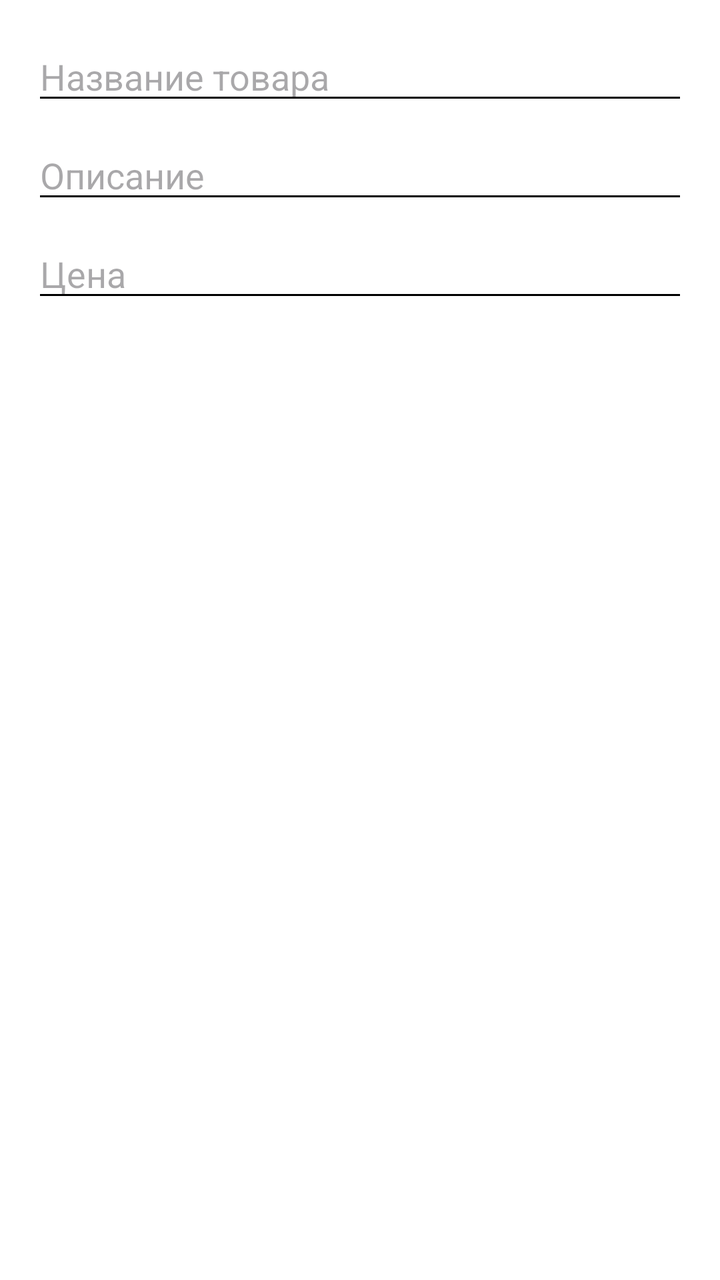
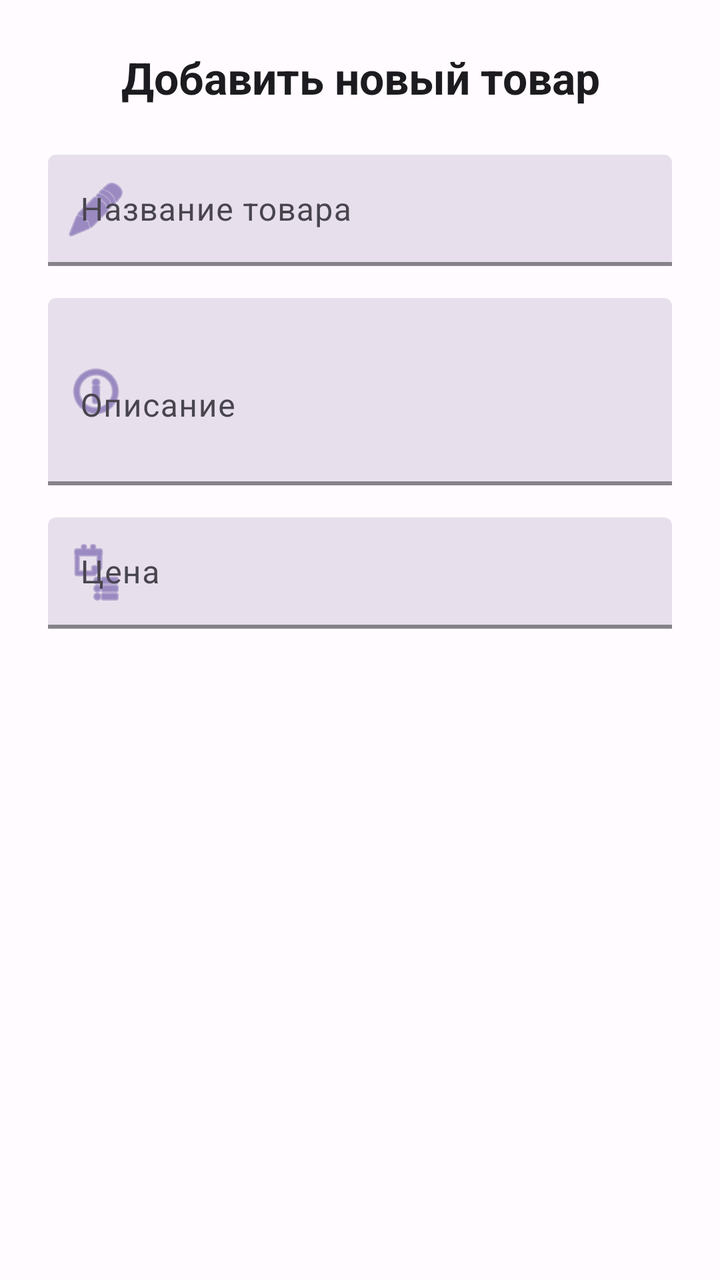

An Android layout rendered at two revisions. The XML below is the earlier revision; the diff shows what the commit changed to produce the second picture.
<!-- AndroidManifest.xml: application theme AppTheme -->
<!-- res/layout/dialog_add_product.xml -->
<?xml version="1.0" encoding="utf-8"?>
<LinearLayout xmlns:android="http://schemas.android.com/apk/res/android"
    android:layout_width="match_parent"
    android:layout_height="wrap_content"
    android:orientation="vertical"
    android:padding="16dp">

    <EditText
        android:id="@+id/codeEditText"
        android:layout_width="match_parent"
        android:layout_height="wrap_content"
        android:visibility="gone"/>

    <EditText
        android:id="@+id/productNameInput"
        android:layout_width="match_parent"
        android:layout_height="wrap_content"
        android:hint="Название товара"
        android:inputType="textCapWords"/>

    <EditText
        android:id="@+id/productDescInput"
        android:layout_width="match_parent"
        android:layout_height="wrap_content"
        android:hint="Описание"
        android:layout_marginTop="8dp"
        android:inputType="textMultiLine"/>

    <EditText
        android:id="@+id/productPriceInput"
        android:layout_width="match_parent"
        android:layout_height="wrap_content"
        android:hint="Цена"
        android:inputType="numberDecimal"
        android:layout_marginTop="8dp"/>

</LinearLayout>
<!-- resources referenced by this layout -->
<resources>
  <style name="AppTheme" parent="Theme.Material3.Light.NoActionBar">
          <item name="colorPrimary">@color/primary</item>
          <item name="colorPrimaryVariant">@color/primary_variant</item>
          <item name="colorOnPrimary">@color/on_primary</item>
          <item name="colorSecondary">@color/secondary</item>
          <item name="colorOnSecondary">@color/on_secondary</item>
          <item name="colorError">@color/error</item>
  
          <item name="android:background">@color/background</item>
          <item name="backgroundColor">@color/background</item>
          <item name="colorSurface">@color/surface</item>
          <item name="colorOnSurface">@color/on_surface</item>
  
          <item name="android:textColorPrimary">@color/on_surface</item>
          <item name="android:textColorSecondary">@color/text_secondary</item>
  
          <item name="materialButtonStyle">@style/AppButtonStyle</item>
          <item name="cardViewStyle">@style/AppCardViewStyle</item>
          <item name="textInputStyle">@style/AppTextInputStyle</item>
  
          <item name="colorAccent">@color/secondary</item>
      </style>
  <color name="primary">#4CAF50</color>
  <color name="primary_variant">#388E3C</color>
  <color name="on_primary">#000000</color>
  <color name="secondary">#4CAF50</color>
  <color name="on_secondary">#000000</color>
  <color name="error">#D32F2F</color>
  <color name="background">#FFFFFF</color>
  <color name="surface">#FFFFFF</color>
  <color name="on_surface">#000000</color>
  <color name="text_secondary">#000000</color>
  <style name="AppButtonStyle" parent="Widget.Material3.Button">
          <item name="backgroundTint">@color/button_background</item>
          <item name="android:textColor">@color/button_text</item>
          <item name="rippleColor">@color/secondary</item>
          <item name="android:padding">12dp</item>
          <item name="cornerRadius">8dp</item>
      </style>
  <style name="AppCardViewStyle" parent="Widget.MaterialComponents.CardView">
          <item name="cardBackgroundColor">@color/card_background</item>
          <item name="cardElevation">4dp</item>
          <item name="cardCornerRadius">8dp</item>
      </style>
  <style name="AppTextInputStyle" parent="Widget.Material3.TextInputLayout.FilledBox">
          <item name="boxBackgroundColor">@color/surface</item>
          <item name="android:textColor">@color/on_surface</item>
          <item name="hintTextColor">@color/text_secondary</item>
          <item name="boxStrokeColor">@color/secondary</item>
          <item name="android:textColorHint">@color/text_secondary</item>
      </style>
  <color name="button_background">#4CAF50</color>
  <color name="button_text">#000000</color>
  <color name="card_background">#F5F5F5</color>
</resources>

<!-- the commit's change to res/layout/dialog_add_product.xml (unified diff, before → after) -->
@@ -1,9 +1,19 @@
 <?xml version="1.0" encoding="utf-8"?>
 <LinearLayout xmlns:android="http://schemas.android.com/apk/res/android"
+    xmlns:app="http://schemas.android.com/apk/res-auto"
     android:layout_width="match_parent"
     android:layout_height="wrap_content"
     android:orientation="vertical"
-    android:padding="16dp">
+    android:padding="24dp"
+    android:background="@color/surface">
+
+    <TextView
+        android:layout_width="match_parent"
+        android:layout_height="wrap_content"
+        android:text="@string/add_product_dialog_title"
+        android:textAppearance="@style/TextAppearance.App.TitleLarge"
+        android:textAlignment="center"
+        android:layout_marginBottom="24dp" />
 
     <EditText
         android:id="@+id/codeEditText"
@@ -11,27 +21,67 @@
         android:layout_height="wrap_content"
         android:visibility="gone"/>
 
-    <EditText
-        android:id="@+id/productNameInput"
-        android:layout_width="match_parent"
-        android:layout_height="wrap_content"
-        android:hint="Название товара"
-        android:inputType="textCapWords"/>
+                        <com.google.android.material.textfield.TextInputLayout
+                        android:layout_width="match_parent"
+                        android:layout_height="wrap_content"
+                        android:hint="@string/product_name_hint"
+                        android:layout_marginBottom="16dp"
+                        app:startIconDrawable="@android:drawable/ic_menu_edit"
+                        app:startIconTint="@color/primary"
+                        app:boxBackgroundColor="@color/surface_variant"
+                        app:boxStrokeColor="@color/primary"
+                        app:boxStrokeWidth="2dp"
+                        app:hintTextColor="@color/text_secondary">
 
-    <EditText
-        android:id="@+id/productDescInput"
-        android:layout_width="match_parent"
-        android:layout_height="wrap_content"
-        android:hint="Описание"
-        android:layout_marginTop="8dp"
-        android:inputType="textMultiLine"/>
+        <com.google.android.material.textfield.TextInputEditText
+            android:id="@+id/productNameInput"
+            android:layout_width="match_parent"
+            android:layout_height="wrap_content"
+            android:inputType="textCapWords"
+            android:textAppearance="@style/TextAppearance.App.BodyLarge" />
 
-    <EditText
-        android:id="@+id/productPriceInput"
-        android:layout_width="match_parent"
-        android:layout_height="wrap_content"
-        android:hint="Цена"
-        android:inputType="numberDecimal"
-        android:layout_marginTop="8dp"/>
+    </com.google.android.material.textfield.TextInputLayout>
+
+                        <com.google.android.material.textfield.TextInputLayout
+                        android:layout_width="match_parent"
+                        android:layout_height="wrap_content"
+                        android:hint="@string/product_description_hint"
+                        android:layout_marginBottom="16dp"
+                        app:startIconDrawable="@android:drawable/ic_menu_info_details"
+                        app:startIconTint="@color/primary"
+                        app:boxBackgroundColor="@color/surface_variant"
+                        app:boxStrokeColor="@color/primary"
+                        app:boxStrokeWidth="2dp"
+                        app:hintTextColor="@color/text_secondary">
+
+        <com.google.android.material.textfield.TextInputEditText
+            android:id="@+id/productDescInput"
+            android:layout_width="match_parent"
+            android:layout_height="wrap_content"
+            android:inputType="textMultiLine"
+            android:minLines="3"
+            android:textAppearance="@style/TextAppearance.App.BodyLarge" />
+
+    </com.google.android.material.textfield.TextInputLayout>
+
+                        <com.google.android.material.textfield.TextInputLayout
+                        android:layout_width="match_parent"
+                        android:layout_height="wrap_content"
+                        android:hint="@string/product_price_hint"
+                        app:startIconDrawable="@android:drawable/ic_menu_agenda"
+                        app:startIconTint="@color/primary"
+                        app:boxBackgroundColor="@color/surface_variant"
+                        app:boxStrokeColor="@color/primary"
+                        app:boxStrokeWidth="2dp"
+                        app:hintTextColor="@color/text_secondary">
+
+        <com.google.android.material.textfield.TextInputEditText
+            android:id="@+id/productPriceInput"
+            android:layout_width="match_parent"
+            android:layout_height="wrap_content"
+            android:inputType="numberDecimal"
+            android:textAppearance="@style/TextAppearance.App.BodyLarge" />
+
+    </com.google.android.material.textfield.TextInputLayout>
 
 </LinearLayout>
<!-- resource entries referenced after the edit -->
@@ -1,58 +1,107 @@
 <!-- resources referenced by this layout -->
 <resources>
   <style name="AppTheme" parent="Theme.Material3.Light.NoActionBar">
+          
           <item name="colorPrimary">@color/primary</item>
           <item name="colorPrimaryVariant">@color/primary_variant</item>
           <item name="colorOnPrimary">@color/on_primary</item>
+          
+          
           <item name="colorSecondary">@color/secondary</item>
           <item name="colorOnSecondary">@color/on_secondary</item>
-          <item name="colorError">@color/error</item>
-  
-          <item name="android:background">@color/background</item>
-          <item name="backgroundColor">@color/background</item>
+          
+          
+          <item name="colorTertiary">@color/tertiary</item>
+          <item name="colorOnTertiary">@color/on_tertiary</item>
+          
+          
+          <item name="android:colorBackground">@color/background</item>
           <item name="colorSurface">@color/surface</item>
           <item name="colorOnSurface">@color/on_surface</item>
-  
-          <item name="android:textColorPrimary">@color/on_surface</item>
+          <item name="colorSurfaceVariant">@color/surface_variant</item>
+          <item name="colorOnSurfaceVariant">@color/on_surface_variant</item>
+          
+          
+          <item name="android:textColorPrimary">@color/text_primary</item>
           <item name="android:textColorSecondary">@color/text_secondary</item>
-  
+          <item name="android:textColorTertiary">@color/text_tertiary</item>
+          
+          
+          <item name="colorError">@color/error</item>
+          <item name="colorOnError">@color/on_error</item>
+          
+          
           <item name="materialButtonStyle">@style/AppButtonStyle</item>
           <item name="cardViewStyle">@style/AppCardViewStyle</item>
           <item name="textInputStyle">@style/AppTextInputStyle</item>
-  
-          <item name="colorAccent">@color/secondary</item>
+          <item name="toolbarStyle">@style/AppToolbarStyle</item>
+          
+          
+          <item name="android:statusBarColor">@color/primary</item>
+          <item name="android:navigationBarColor">@color/surface</item>
       </style>
-  <color name="primary">#4CAF50</color>
-  <color name="primary_variant">#388E3C</color>
-  <color name="on_primary">#000000</color>
-  <color name="secondary">#4CAF50</color>
-  <color name="on_secondary">#000000</color>
-  <color name="error">#D32F2F</color>
-  <color name="background">#FFFFFF</color>
-  <color name="surface">#FFFFFF</color>
-  <color name="on_surface">#000000</color>
-  <color name="text_secondary">#000000</color>
+  <color name="text_primary">#1C1B1F</color>
+  <color name="primary">#6750A4</color>
+  <color name="primary_variant">#4F378B</color>
+  <color name="on_primary">#FFFFFF</color>
+  <color name="secondary">#625B71</color>
+  <color name="on_secondary">#FFFFFF</color>
+  <color name="tertiary">#7D5260</color>
+  <color name="on_tertiary">#FFFFFF</color>
+  <color name="error">#BA1A1A</color>
+  <color name="on_error">#FFFFFF</color>
+  <color name="background">#FFFBFE</color>
+  <color name="surface">#FFFBFE</color>
+  <color name="surface_variant">#E7E0EC</color>
+  <color name="on_surface">#1C1B1F</color>
+  <color name="on_surface_variant">#49454F</color>
+  <color name="text_tertiary">#79747E</color>
+  <color name="text_secondary">#49454F</color>
+  <string name="add_product_dialog_title">Добавить новый товар</string>
+  <string name="product_description_hint">Описание</string>
+  <string name="product_name_hint">Название товара</string>
+  <string name="product_price_hint">Цена</string>
+  <style name="TextAppearance.App.BodyLarge" parent="TextAppearance.Material3.BodyLarge">
+          <item name="android:textColor">@color/text_primary</item>
+          <item name="android:textSize">16sp</item>
+      </style>
+  <style name="TextAppearance.App.TitleLarge" parent="TextAppearance.Material3.TitleLarge">
+          <item name="android:textColor">@color/text_primary</item>
+          <item name="android:textSize">22sp</item>
+          <item name="android:textStyle">bold</item>
+      </style>
   <style name="AppButtonStyle" parent="Widget.Material3.Button">
           <item name="backgroundTint">@color/button_background</item>
           <item name="android:textColor">@color/button_text</item>
-          <item name="rippleColor">@color/secondary</item>
-          <item name="android:padding">12dp</item>
-          <item name="cornerRadius">8dp</item>
+          <item name="rippleColor">@color/primary</item>
+          <item name="android:padding">16dp</item>
+          <item name="android:textSize">16sp</item>
+          <item name="android:textStyle">bold</item>
+          <item name="elevation">2dp</item>
       </style>
-  <style name="AppCardViewStyle" parent="Widget.MaterialComponents.CardView">
+  <style name="AppCardViewStyle" parent="Widget.Material3.CardView.Elevated">
           <item name="cardBackgroundColor">@color/card_background</item>
-          <item name="cardElevation">4dp</item>
-          <item name="cardCornerRadius">8dp</item>
+          <item name="cardElevation">8dp</item>
+          <item name="cardCornerRadius">16dp</item>
+          <item name="cardMaxElevation">12dp</item>
+          <item name="contentPadding">0dp</item>
       </style>
   <style name="AppTextInputStyle" parent="Widget.Material3.TextInputLayout.FilledBox">
-          <item name="boxBackgroundColor">@color/surface</item>
+          <item name="boxBackgroundColor">@color/surface_variant</item>
           <item name="android:textColor">@color/on_surface</item>
           <item name="hintTextColor">@color/text_secondary</item>
-          <item name="boxStrokeColor">@color/secondary</item>
+          <item name="boxStrokeColor">@color/primary</item>
+          <item name="boxStrokeWidth">2dp</item>
           <item name="android:textColorHint">@color/text_secondary</item>
       </style>
-  <color name="button_background">#4CAF50</color>
-  <color name="button_text">#000000</color>
-  <color name="card_background">#F5F5F5</color>
+  <style name="AppToolbarStyle" parent="Widget.Material3.Toolbar">
+          <item name="titleTextColor">@color/on_primary</item>
+          <item name="subtitleTextColor">@color/on_primary</item>
+          <item name="android:background">@color/primary</item>
+          <item name="elevation">4dp</item>
+      </style>
+  <color name="button_background">#6750A4</color>
+  <color name="button_text">#FFFFFF</color>
+  <color name="card_background">#FFFFFF</color>
 </resources>
 
